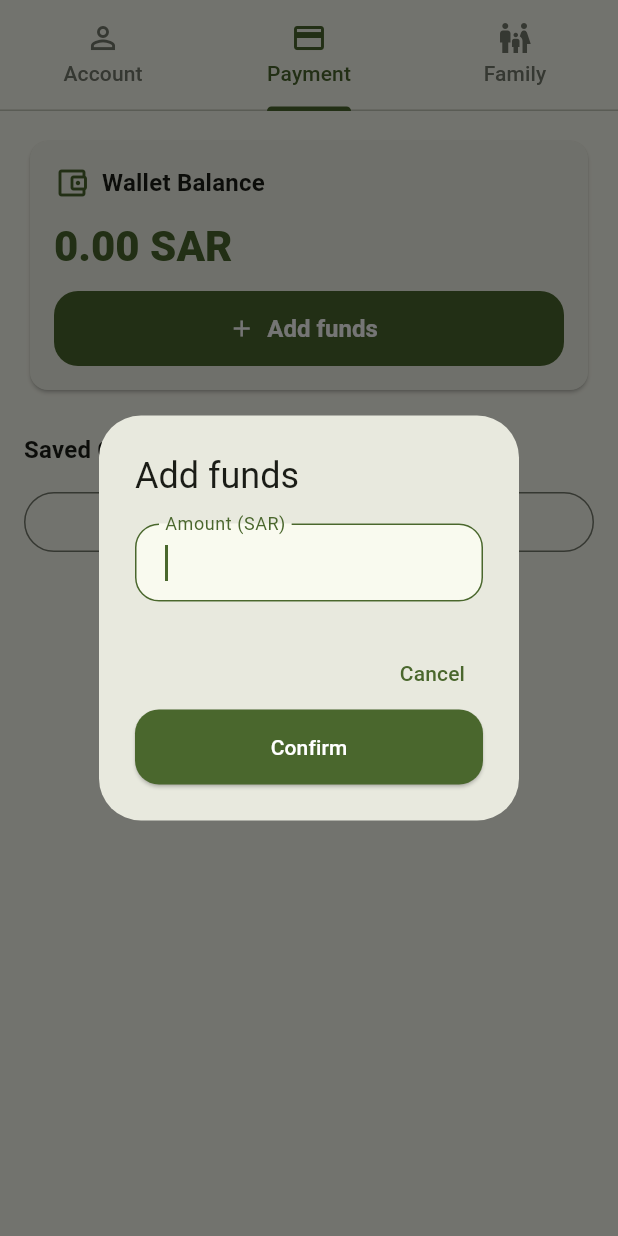
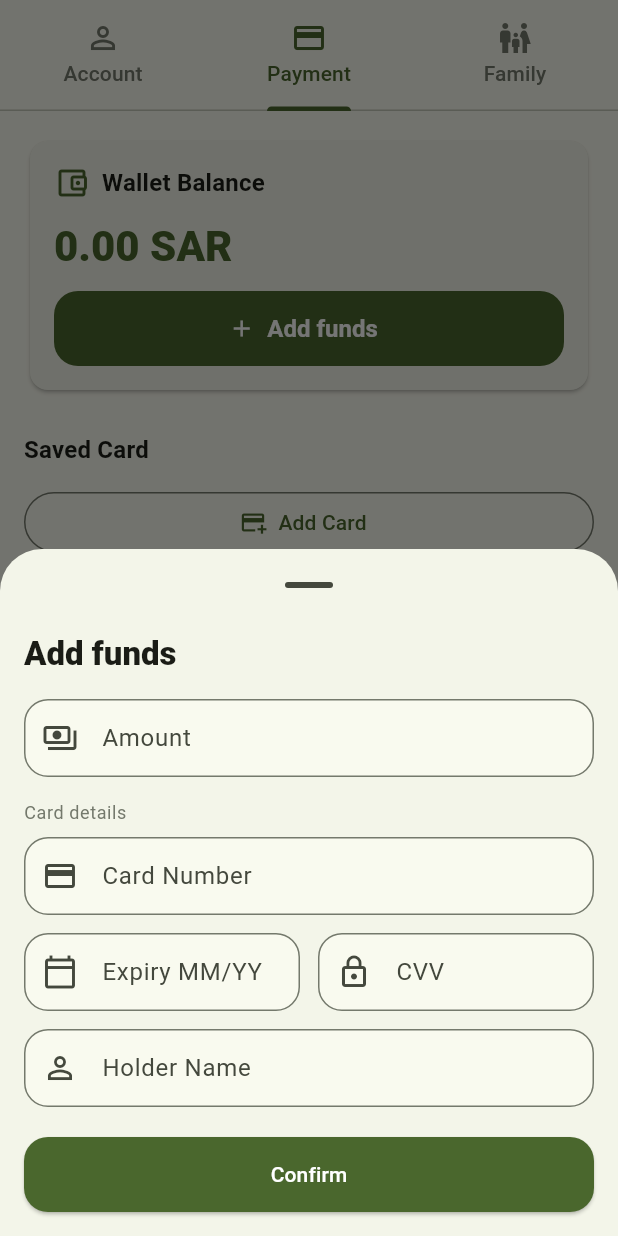
Before and after one commit to mths0/GroupBite, a Flutter app: the CustomerProfileScreen screen opened directly with sample values from the repository, tab 2 chosen, after a tap on "Add funds", on a phone screen of 412 x 824 dp. Run offline on Flutter 3.47's test engine with Material 3 defaults, Android fonts, the light colour scheme and no system bars; our stand-ins replace app_links, cloud_firestore, firebase_auth, firebase_core, firebase_messaging, firebase_storage and 9 more; missing offline and left inert: mobile_scanner; accounts and stored records are empty.

Commit message:
fix add funds on all wallets

```diff
--- /dev/null
+++ b/lib/pages/customer/add_funds_sheet.dart
@@ -0,0 +1,261 @@
+import 'package:flutter/material.dart';
+import 'package:flutter/services.dart';
+import 'package:food_delivery_platform/database_service.dart';
+import 'package:food_delivery_platform/models/saved_card.dart';
+import 'package:food_delivery_platform/pages/customer/card_form_fields.dart';
+
+/// Bottom sheet that captures the amount to add and which card to "charge".
+///
+/// The card data for a one-off "use another card" is validated but never
+/// stored — only the amount is returned to the caller via Navigator.pop.
+/// Caller is responsible for actually crediting the wallet.
+class AddFundsSheet extends StatefulWidget {
+  const AddFundsSheet({
+    super.key,
+    required this.customerId,
+    this.title = 'Add funds',
+  });
+
+  final String customerId;
+  final String title;
+
+  @override
+  State<AddFundsSheet> createState() => _AddFundsSheetState();
+}
+
+enum _CardChoice { saved, newCard }
+
+class _AddFundsSheetState extends State<AddFundsSheet> {
+  final _formKey = GlobalKey<FormState>();
+  final _amountController = TextEditingController();
+  final _numberController = TextEditingController();
+  final _expiryController = TextEditingController();
+  final _cvvController = TextEditingController();
+  final _holderController = TextEditingController();
+
+  _CardChoice _choice = _CardChoice.saved;
+
+  @override
+  void dispose() {
+    _amountController.dispose();
+    _numberController.dispose();
+    _expiryController.dispose();
+    _cvvController.dispose();
+    _holderController.dispose();
+    super.dispose();
+  }
+
+  String? _validateAmount(String? raw) {
+    final v = (raw ?? '').trim();
+    if (v.isEmpty) return 'Enter an amount';
+    final parsed = double.tryParse(v);
+    if (parsed == null || parsed <= 0) return 'Enter a valid amount';
+    return null;
+  }
+
+  void _confirm({required bool useNewCard}) {
+    final form = _formKey.currentState;
+    if (form == null) return;
+
+    // The CardFormFields are only mounted when "use new card" is active,
+    // so validation only checks them in that branch — Form.validate runs
+    // every mounted FormField.
+    if (!form.validate()) return;
+
+    final amount = double.parse(_amountController.text.trim());
+    Navigator.pop(context, amount);
+  }
+
+  @override
+  Widget build(BuildContext context) {
+    final theme = Theme.of(context);
+    final scheme = theme.colorScheme;
+
+    return SafeArea(
+      child: Padding(
+        padding: EdgeInsets.only(
+          left: 16,
+          right: 16,
+          top: 8,
+          bottom: MediaQuery.viewInsetsOf(context).bottom + 16,
+        ),
+        child: StreamBuilder<List<SavedCard>>(
+          stream: DatabaseService().streamCustomerCards(widget.customerId),
+          builder: (context, snap) {
+            final cards = snap.data ?? const <SavedCard>[];
+            final savedCard = cards.isEmpty ? null : cards.first;
+            final hasSaved = savedCard != null;
+
+            // Force "new" when there's no saved card.
+            final useNewCard = !hasSaved || _choice == _CardChoice.newCard;
+
+            return Form(
+              key: _formKey,
+              child: SingleChildScrollView(
+                child: Column(
+                  mainAxisSize: MainAxisSize.min,
+                  crossAxisAlignment: CrossAxisAlignment.stretch,
+                  children: [
+                    Text(
+                      widget.title,
+                      style: theme.textTheme.titleLarge?.copyWith(
+                        fontWeight: FontWeight.w800,
+                      ),
+                    ),
+                    const SizedBox(height: 16),
+
+                    TextFormField(
+                      controller: _amountController,
+                      keyboardType: const TextInputType.numberWithOptions(
+                        decimal: true,
+                      ),
+                      inputFormatters: [
+                        FilteringTextInputFormatter.allow(RegExp(r'[0-9.]')),
+                      ],
+                      decoration: const InputDecoration(
+                        labelText: 'Amount',
+                        prefixIcon: Icon(Icons.payments_outlined),
+                        suffixText: 'SAR',
+                        border: OutlineInputBorder(),
+                      ),
+                      validator: _validateAmount,
+                    ),
+
+                    if (hasSaved) ...[
+                      const SizedBox(height: 20),
+                      Text(
+                        'Pay with',
+                        style: theme.textTheme.titleSmall?.copyWith(
+                          fontWeight: FontWeight.w700,
+                        ),
+                      ),
+                      const SizedBox(height: 8),
+                      _CardChoiceTile(
+                        title: '${savedCard.brand}  ••••  ${savedCard.last4}',
+                        subtitle: savedCard.holderName,
+                        icon: Icons.credit_card_rounded,
+                        isSelected: _choice == _CardChoice.saved,
+                        onTap: () =>
+                            setState(() => _choice = _CardChoice.saved),
+                      ),
+                      const SizedBox(height: 8),
+                      _CardChoiceTile(
+                        title: 'Use another card',
+                        subtitle: 'Won’t be saved to your account',
+                        icon: Icons.add_card,
+                        isSelected: _choice == _CardChoice.newCard,
+                        onTap: () =>
+                            setState(() => _choice = _CardChoice.newCard),
+                      ),
+                    ],
+
+                    if (useNewCard) ...[
+                      const SizedBox(height: 16),
+                      if (!hasSaved)
+                        Padding(
+                          padding: const EdgeInsets.only(bottom: 8),
+                          child: Text(
+                            'Card details',
+                            style: theme.textTheme.bodySmall?.copyWith(
+                              color: scheme.outline,
+                            ),
+                          ),
+                        ),
+                      CardFormFields(
+                        numberController: _numberController,
+                        expiryController: _expiryController,
+                        cvvController: _cvvController,
+                        holderController: _holderController,
+                      ),
+                    ],
+
+                    const SizedBox(height: 20),
+                    SizedBox(
+                      height: 50,
+                      child: ElevatedButton(
+                        onPressed: () => _confirm(useNewCard: useNewCard),
+                        child: const Text('Confirm'),
+                      ),
+                    ),
+                  ],
+                ),
+              ),
+            );
+          },
+        ),
+      ),
+    );
+  }
+}
+
+class _CardChoiceTile extends StatelessWidget {
+  const _CardChoiceTile({
+    required this.title,
+    required this.subtitle,
+    required this.icon,
+    required this.isSelected,
+    required this.onTap,
+  });
+
+  final String title;
+  final String subtitle;
+  final IconData icon;
+  final bool isSelected;
+  final VoidCallback onTap;
+
+  @override
+  Widget build(BuildContext context) {
+    final scheme = Theme.of(context).colorScheme;
+
+    return InkWell(
+      onTap: onTap,
+      borderRadius: BorderRadius.circular(12),
+      child: Container(
+        padding: const EdgeInsets.symmetric(horizontal: 14, vertical: 12),
+        decoration: BoxDecoration(
+          borderRadius: BorderRadius.circular(12),
+          border: Border.all(
+            color: isSelected ? scheme.primary : scheme.outlineVariant,
+            width: isSelected ? 1.8 : 0.8,
+          ),
+          color: isSelected
+              ? scheme.primaryContainer.withOpacity(0.25)
+              : Colors.transparent,
+        ),
+        child: Row(
+          children: [
+            Icon(icon, color: isSelected ? scheme.primary : scheme.outline),
+            const SizedBox(width: 12),
+            Expanded(
+              child: Column(
+                crossAxisAlignment: CrossAxisAlignment.start,
+                children: [
+                  Text(
+                    title,
+                    style: Theme.of(context).textTheme.bodyMedium?.copyWith(
+                      fontWeight: FontWeight.w700,
+                    ),
+                  ),
+                  const SizedBox(height: 2),
+                  Text(
+                    subtitle,
+                    style: Theme.of(context).textTheme.bodySmall?.copyWith(
+                      color: scheme.onSurfaceVariant,
+                    ),
+                  ),
+                ],
+              ),
+            ),
+            Radio<bool>(
+              value: true,
+              groupValue: isSelected ? true : null,
+              onChanged: (_) => onTap(),
+              activeColor: scheme.primary,
+              materialTapTargetSize: MaterialTapTargetSize.shrinkWrap,
+            ),
+          ],
+        ),
+      ),
+    );
+  }
+}
--- /dev/null
+++ b/lib/pages/customer/card_form_fields.dart
@@ -0,0 +1,137 @@
+import 'package:flutter/material.dart';
+import 'package:flutter/services.dart';
+import 'package:food_delivery_platform/utils/validators.dart';
+
+/// The four card-input fields (number / expiry / CVV / holder name) bundled
+/// as a reusable widget. The parent owns the controllers and the form key.
+class CardFormFields extends StatelessWidget {
+  const CardFormFields({
+    super.key,
+    required this.numberController,
+    required this.expiryController,
+    required this.cvvController,
+    required this.holderController,
+  });
+
+  final TextEditingController numberController;
+  final TextEditingController expiryController;
+  final TextEditingController cvvController;
+  final TextEditingController holderController;
+
+  @override
+  Widget build(BuildContext context) {
+    return Column(
+      crossAxisAlignment: CrossAxisAlignment.stretch,
+      children: [
+        TextFormField(
+          controller: numberController,
+          keyboardType: TextInputType.number,
+          inputFormatters: [CardNumberFormatter()],
+          decoration: const InputDecoration(
+            labelText: 'Card Number',
+            hintText: '1234 5678 9012 3456',
+            prefixIcon: Icon(Icons.credit_card),
+            border: OutlineInputBorder(),
+          ),
+          validator: Validators.validateCardNumber,
+        ),
+        const SizedBox(height: 12),
+        Row(
+          children: [
+            Expanded(
+              child: TextFormField(
+                controller: expiryController,
+                keyboardType: TextInputType.number,
+                inputFormatters: [ExpiryFormatter()],
+                decoration: const InputDecoration(
+                  labelText: 'Expiry MM/YY',
+                  hintText: 'MM/YY',
+                  prefixIcon: Icon(Icons.calendar_today_outlined),
+                  border: OutlineInputBorder(),
+                ),
+                validator: Validators.validateExpiry,
+              ),
+            ),
+            const SizedBox(width: 12),
+            Expanded(
+              child: TextFormField(
+                controller: cvvController,
+                keyboardType: TextInputType.number,
+                obscureText: true,
+                inputFormatters: [
+                  FilteringTextInputFormatter.digitsOnly,
+                  LengthLimitingTextInputFormatter(3),
+                ],
+                decoration: const InputDecoration(
+                  labelText: 'CVV',
+                  prefixIcon: Icon(Icons.lock_outline),
+                  border: OutlineInputBorder(),
+                ),
+                validator: Validators.validateCardCvv,
+              ),
+            ),
+          ],
+        ),
+        const SizedBox(height: 12),
+        TextFormField(
+          controller: holderController,
+          textCapitalization: TextCapitalization.words,
+          decoration: const InputDecoration(
+            labelText: 'Holder Name',
+            prefixIcon: Icon(Icons.person_outline),
+            border: OutlineInputBorder(),
+          ),
+          validator: Validators.validateCardHolder,
+        ),
+      ],
+    );
+  }
+}
+
+class CardNumberFormatter extends TextInputFormatter {
+  @override
+  TextEditingValue formatEditUpdate(
+    TextEditingValue oldValue,
+    TextEditingValue newValue,
+  ) {
+    final digits = newValue.text.replaceAll(RegExp(r'\D'), '');
+    final capped = digits.length > 16 ? digits.substring(0, 16) : digits;
+
+    final buffer = StringBuffer();
+    for (var i = 0; i < capped.length; i++) {
+      if (i > 0 && i % 4 == 0) buffer.write(' ');
+      buffer.write(capped[i]);
+    }
+
+    final formatted = buffer.toString();
+    return TextEditingValue(
+      text: formatted,
+      selection: TextSelection.collapsed(offset: formatted.length),
+    );
+  }
+}
+
+class ExpiryFormatter extends TextInputFormatter {
+  @override
+  TextEditingValue formatEditUpdate(
+    TextEditingValue oldValue,
+    TextEditingValue newValue,
+  ) {
+    var digits = newValue.text.replaceAll(RegExp(r'\D'), '');
+
+    if (digits.length == 1 && int.parse(digits) >= 2) {
+      digits = '0$digits';
+    }
+
+    final capped = digits.length > 4 ? digits.substring(0, 4) : digits;
+
+    final formatted = capped.length >= 3
+        ? '${capped.substring(0, 2)}/${capped.substring(2)}'
+        : capped;
+
+    return TextEditingValue(
+      text: formatted,
+      selection: TextSelection.collapsed(offset: formatted.length),
+    );
+  }
+}
--- a/lib/pages/customer/customer_profile_screen.dart
+++ b/lib/pages/customer/customer_profile_screen.dart
@@ -1,12 +1,12 @@
 import 'package:cloud_firestore/cloud_firestore.dart';
 import 'package:flutter/material.dart';
-import 'package:flutter/services.dart';
 import 'package:food_delivery_platform/auth_service.dart';
 import 'package:food_delivery_platform/database_service.dart';
 import 'package:food_delivery_platform/models/customer.dart';
 import 'package:food_delivery_platform/models/customer_address.dart';
 import 'package:food_delivery_platform/models/saved_card.dart';
 import 'package:food_delivery_platform/pages/customer/add_address_screen.dart';
+import 'package:food_delivery_platform/pages/customer/add_funds_sheet.dart';
 import 'package:food_delivery_platform/pages/customer/card_form_sheet.dart';
 import 'package:food_delivery_platform/pages/customer/family_wallet_tab.dart';
 import 'package:food_delivery_platform/pages/start_screen.dart';
@@ -431,9 +431,11 @@ class _PaymentTabState extends State<_PaymentTab>
   bool get wantKeepAlive => true;
 
   Future<void> _showAddFundsDialog() async {
-    final amount = await showDialog<double>(
+    final amount = await showModalBottomSheet<double>(
       context: context,
-      builder: (_) => const _AddFundsDialog(),
+      isScrollControlled: true,
+      showDragHandle: true,
+      builder: (_) => AddFundsSheet(customerId: widget.customerId),
     );
 
     if (amount == null || amount <= 0) return;
@@ -606,58 +608,6 @@ class _PaymentTabState extends State<_PaymentTab>
   }
 }
 
-class _AddFundsDialog extends StatefulWidget {
-  const _AddFundsDialog();
-
-  @override
-  State<_AddFundsDialog> createState() => _AddFundsDialogState();
-}
-
-class _AddFundsDialogState extends State<_AddFundsDialog> {
-  final _controller = TextEditingController();
-
-  @override
-  void dispose() {
-    _controller.dispose();
-    super.dispose();
-  }
-
-  void _confirm() {
-    final parsed = double.tryParse(_controller.text);
-    Navigator.pop(context, parsed);
-  }
-
-  @override
-  Widget build(BuildContext context) {
-    return AlertDialog(
-      title: const Text('Add funds'),
-      content: TextField(
-        controller: _controller,
-        autofocus: true,
-        keyboardType: const TextInputType.numberWithOptions(decimal: true),
-        decoration: const InputDecoration(
-          labelText: 'Amount (SAR)',
-          border: OutlineInputBorder(),
-        ),
-        inputFormatters: [
-          FilteringTextInputFormatter.allow(RegExp(r'[0-9.]')),
-        ],
-        onSubmitted: (_) => _confirm(),
-      ),
-      actions: [
-        TextButton(
-          onPressed: () => Navigator.pop(context),
-          child: const Text('Cancel'),
-        ),
-        ElevatedButton(
-          onPressed: _confirm,
-          child: const Text('Confirm'),
-        ),
-      ],
-    );
-  }
-}
-
 class _ProfileTextField extends StatelessWidget {
   const _ProfileTextField({
     required this.controller,
```
Also changed, not shown: lib/pages/customer/card_form_sheet.dart (+6 -109 lines), lib/pages/customer/family_wallet_tab.dart (+8 -50 lines).
